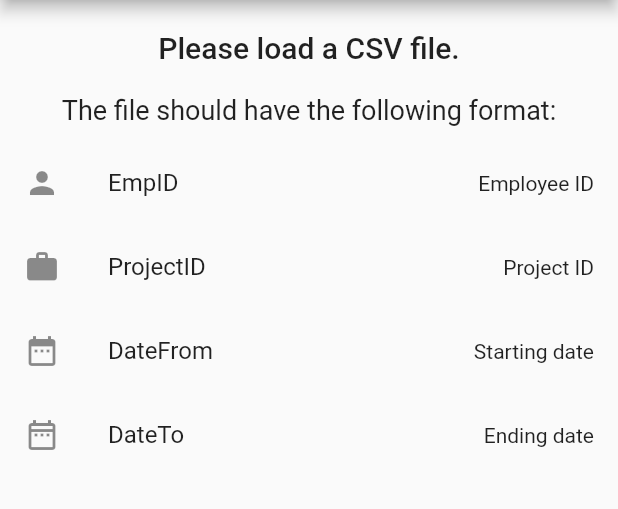
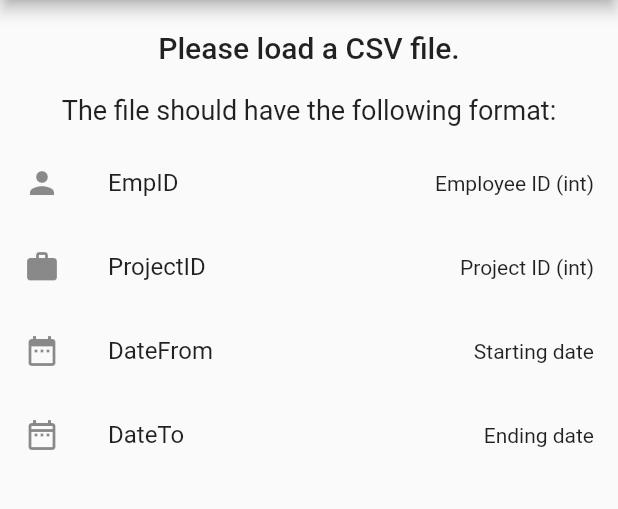
Before and after one commit to JaklinB/Jaklin-Basheva-employees, a Flutter app: the CalculationScreen screen opened directly, on a phone screen of 412 x 824 dp, the part 84-593 px from its top. Run offline on Flutter 3.47's test engine with Material 2 defaults, Android fonts, the phone set to English and light mode, and no system bars; our stand-ins replace carousel_slider, csv, file_picker, fluttertoast.

Commit message:
added more information about the input data

```diff
--- a/lib/ui/calculation.dart
+++ b/lib/ui/calculation.dart
@@ -100,12 +100,12 @@ class _CalculationScreenState extends State<CalculationScreen> {
                 ListTile(
                   title: Text('EmpID'),
                   leading: Icon(Icons.person),
-                  trailing: Text('Employee ID'),
+                  trailing: Text('Employee ID (int)'),
                 ),
                 ListTile(
                   title: Text('ProjectID'),
                   leading: Icon(Icons.work),
-                  trailing: Text('Project ID'),
+                  trailing: Text('Project ID (int)'),
                 ),
                 ListTile(
                   title: Text('DateFrom'),
```
